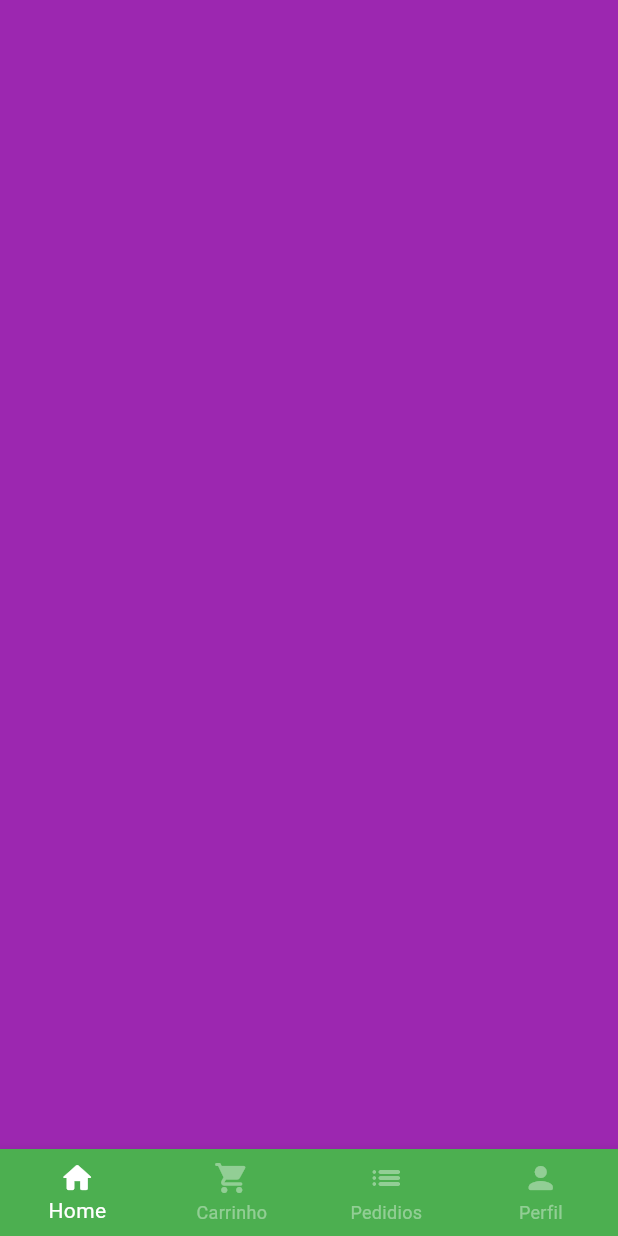
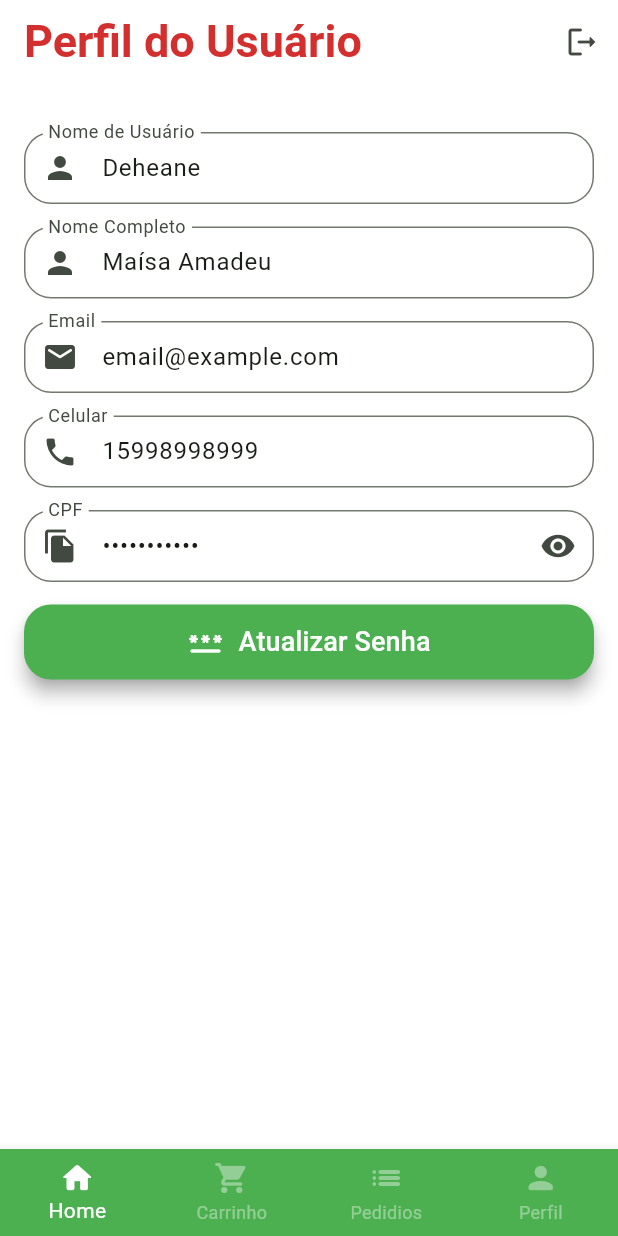
Before and after one commit to maisaamadeu/greengrocer, a Flutter app: the BaseScreen screen opened directly, swiped to page 4, on a phone screen of 412 x 824 dp. Run offline on Flutter 3.47's test engine with Material 2 defaults, Android fonts, the phone set to English and light mode, and no system bars; our stand-ins replace animated_text_kit, flutter_multi_formatter.

Commit message:
user screen finished

```diff
--- /dev/null
+++ b/lib/src/models/user_model.dart
@@ -0,0 +1,17 @@
+class UserModel {
+  final String fullName;
+  final String userName;
+  final String email;
+  final String phoneNumber;
+  final String cpf;
+  final String password;
+
+  UserModel({
+    required this.fullName,
+    required this.userName,
+    required this.email,
+    required this.phoneNumber,
+    required this.cpf,
+    required this.password,
+  });
+}
--- a/lib/src/screens/auth/sign_in_screen.dart
+++ b/lib/src/screens/auth/sign_in_screen.dart
@@ -1,7 +1,7 @@
 import 'package:animated_text_kit/animated_text_kit.dart';
 import 'package:flutter/material.dart';
 import 'package:greengrocer/src/screens/auth/sign_up_screen.dart';
-import 'package:greengrocer/src/screens/base/base_tab.dart';
+import 'package:greengrocer/src/screens/base/base_screen.dart';
 import 'package:greengrocer/src/shared/theme/app_colors.dart';
 import 'package:greengrocer/src/shared/widgets/custom_text_field_widget.dart';
 
--- a/lib/src/screens/base/base_tab.dart
+++ b/lib/src/screens/base/base_screen.dart
@@ -1,5 +1,6 @@
 import 'package:flutter/material.dart';
 import 'package:greengrocer/src/screens/home/home_tab.dart';
+import 'package:greengrocer/src/screens/profile/profile_tab.dart';
 import 'package:greengrocer/src/shared/cart/cart_tab.dart';
 
 class BaseScreen extends StatefulWidget {
@@ -25,9 +26,7 @@ class _BaseScreenState extends State<BaseScreen> {
           Container(
             color: Colors.blue,
           ),
-          Container(
-            color: Colors.purple,
-          )
+          ProfileTab(),
         ],
       ),
       bottomNavigationBar: BottomNavigationBar(
--- /dev/null
+++ b/lib/src/screens/profile/profile_tab.dart
@@ -0,0 +1,233 @@
+import 'package:flutter/material.dart';
+import 'package:flutter_multi_formatter/formatters/masked_input_formatter.dart';
+import 'package:flutter_multi_formatter/formatters/phone_input_formatter.dart';
+import 'package:greengrocer/src/models/user_model.dart';
+import 'package:greengrocer/src/shared/data/app_data.dart';
+import 'package:greengrocer/src/shared/theme/app_colors.dart';
+import 'package:greengrocer/src/shared/widgets/custom_elevated_button_widget.dart';
+import 'package:greengrocer/src/shared/widgets/custom_text_field_widget.dart';
+
+class ProfileTab extends StatefulWidget {
+  ProfileTab({super.key});
+
+  @override
+  State<ProfileTab> createState() => _ProfileTabState();
+}
+
+class _ProfileTabState extends State<ProfileTab> {
+  final UserModel _user = AppData().user;
+
+  final TextEditingController _emailController = TextEditingController();
+  final TextEditingController _fullNameController = TextEditingController();
+  final TextEditingController _userNameController = TextEditingController();
+  final TextEditingController _phoneNumberController = TextEditingController();
+  final TextEditingController _cpfController = TextEditingController();
+  final TextEditingController _oldPasswordController = TextEditingController();
+  final TextEditingController _oldPasswordConfirmController =
+      TextEditingController();
+  final TextEditingController _newPasswordController = TextEditingController();
+
+  bool isNotEqual = false;
+  bool isNotComplete1 = false;
+  bool isNotComplete2 = false;
+  bool isNotComplete3 = false;
+
+  @override
+  void initState() {
+    _emailController.value = TextEditingValue(text: _user.email);
+    _fullNameController.value = TextEditingValue(text: _user.fullName);
+    _phoneNumberController.value = TextEditingValue(text: _user.phoneNumber);
+    _cpfController.value = TextEditingValue(text: _user.cpf);
+    _userNameController.value = TextEditingValue(text: _user.userName);
+
+    super.initState();
+  }
+
+  @override
+  Widget build(BuildContext context) {
+    return Scaffold(
+      appBar: AppBar(
+        title: Text(
+          'Perfil do Usuário',
+          style: TextStyle(
+            fontSize: 30,
+            fontWeight: FontWeight.bold,
+            color: AppColors.customContrastColor,
+          ),
+        ),
+        backgroundColor: Colors.transparent,
+        scrolledUnderElevation: 0,
+        actions: [
+          IconButton(
+            icon: const Icon(
+              Icons.logout_rounded,
+            ),
+            onPressed: () {},
+          )
+        ],
+      ),
+      body: ListView(
+        physics: const BouncingScrollPhysics(),
+        padding: const EdgeInsets.fromLTRB(16, 32, 16, 16),
+        children: [
+          //USERNAME
+          CustomTextFieldWidget(
+            label: 'Nome de Usuário',
+            icon: Icons.person,
+            isSecret: false,
+            controller: _userNameController,
+            hintText: 'Ex: João123',
+            isReadOnly: true,
+          ),
+
+          //FULLNAME
+          CustomTextFieldWidget(
+            label: 'Nome Completo',
+            icon: Icons.person,
+            isSecret: false,
+            controller: _fullNameController,
+            hintText: 'Ex: João Silva',
+            isReadOnly: true,
+          ),
+
+          //EMAIL
+          CustomTextFieldWidget(
+            label: 'Email',
+            icon: Icons.email_rounded,
+            isSecret: false,
+            controller: _emailController,
+            hintText: 'Ex: joão@email.com',
+            isReadOnly: true,
+          ),
+
+          //PHONE NUMBER
+          CustomTextFieldWidget(
+            label: 'Celular',
+            icon: Icons.phone,
+            isSecret: false,
+            controller: _phoneNumberController,
+            hintText: 'Ex: (99) 99999-9999',
+            formatter: PhoneInputFormatter(
+              defaultCountryCode: 'BR',
+            ),
+            maxLength: 15,
+            keyboardType: const TextInputType.numberWithOptions(
+              decimal: false,
+              signed: false,
+            ),
+            isReadOnly: true,
+          ),
+
+          //CPF
+          CustomTextFieldWidget(
+            label: 'CPF',
+            icon: Icons.file_copy,
+            isSecret: true,
+            controller: _cpfController,
+            hintText: 'Ex: 999.999.999-99',
+            formatter: MaskedInputFormatter('###.###.###-##'),
+            maxLength: 14,
+            keyboardType: const TextInputType.numberWithOptions(
+              decimal: false,
+              signed: false,
+            ),
+            isReadOnly: true,
+          ),
+
+          //BUTTON FOR UPDATE PASSWORD
+          CustomElevatedButtonWidget(
+            height: 50,
+            backgroundColor: Colors.green,
+            title: 'Atualizar Senha',
+            hasIcon: true,
+            onPressed: () {
+              updatePassword(setStateFunction: () {
+                setState(() {});
+              });
+            },
+            width: double.infinity,
+            iconData: Icons.password_rounded,
+          ),
+        ],
+      ),
+    );
+  }
+
+  Future<bool?> updatePassword({required VoidCallback setStateFunction}) {
+    return showDialog(
+      context: context,
+      builder: (context) => Dialog(
+        child: Padding(
+          padding: const EdgeInsets.symmetric(horizontal: 12.0, vertical: 15),
+          child: Column(
+            crossAxisAlignment: CrossAxisAlignment.stretch,
+            mainAxisAlignment: MainAxisAlignment.center,
+            mainAxisSize: MainAxisSize.min,
+            children: [
+              //TITLE
+              Text(
+                'Atualização da Senha',
+                textAlign: TextAlign.center,
+                style: TextStyle(
+                  fontSize: 18,
+                  fontWeight: FontWeight.bold,
+                ),
+              ),
+
+              SizedBox(
+                height: 10,
+              ),
+
+              //OLD PASSWORD
+              CustomTextFieldWidget(
+                label: 'Senha Atual',
+                icon: Icons.lock_rounded,
+                isSecret: true,
+                controller: _oldPasswordController,
+                hintText: '',
+                hasErrorController: true,
+                hasError: isNotComplete1,
+                errorMessage: 'Não pode estar vazio',
+              ),
+
+              //CONFIRMER OLD PASSWORD
+              CustomTextFieldWidget(
+                label: 'Repita a Senha Atual',
+                icon: Icons.lock_outline_rounded,
+                isSecret: true,
+                controller: _oldPasswordConfirmController,
+                hintText: '',
+                hasErrorController: true,
+                hasError: isNotComplete2,
+                errorMessage: 'Não pode estar vazio',
+              ),
+
+              //NEW PASSWORD
+              CustomTextFieldWidget(
+                label: 'Nova Senha',
+                icon: Icons.lock_outline_rounded,
+                isSecret: true,
+                controller: _newPasswordController,
+                hintText: '',
+                hasErrorController: true,
+                hasError: isNotComplete3,
+                errorMessage: 'Não pode estar vazio',
+              ),
+
+              //BUTTON FOR UPDATE PASSWORD
+              CustomElevatedButtonWidget(
+                height: 50,
+                backgroundColor: Colors.green,
+                title: 'Atualizar',
+                hasIcon: true,
+                onPressed: () {},
+                width: double.infinity,
+                iconData: Icons.password_rounded,
+              ),
+            ],
+          ),
+        ),
+      ),
+    );
+  }
+}
--- a/lib/src/shared/cart/cart_tab.dart
+++ b/lib/src/shared/cart/cart_tab.dart
@@ -36,7 +36,14 @@ class _CartTabState extends State<CartTab> {
   Widget build(BuildContext context) {
     return Scaffold(
       appBar: AppBar(
-        title: const Text('Carrinho'),
+        title: Text(
+          'Carrinho',
+          style: TextStyle(
+            fontSize: 30,
+            fontWeight: FontWeight.bold,
+            color: AppColors.customContrastColor,
+          ),
+        ),
         backgroundColor: Colors.transparent,
         scrolledUnderElevation: 0,
       ),
--- a/lib/src/shared/data/app_data.dart
+++ b/lib/src/shared/data/app_data.dart
@@ -1,5 +1,6 @@
 import 'package:greengrocer/src/models/cart_item_model.dart';
 import 'package:greengrocer/src/models/item_model.dart';
+import 'package:greengrocer/src/models/user_model.dart';
 
 class AppData {
   ItemModel apple = ItemModel(
@@ -103,4 +104,13 @@ class AppData {
         CartItemModel(item: mango, quantity: 32),
         CartItemModel(item: papaya, quantity: 64),
       ];
+
+  UserModel user = UserModel(
+    fullName: 'Maísa Amadeu',
+    userName: 'Deheane',
+    phoneNumber: '15998998999',
+    email: 'email@example.com',
+    cpf: '12345678900',
+    password: '12345678',
+  );
 }
--- a/lib/src/shared/widgets/custom_text_field_widget.dart
+++ b/lib/src/shared/widgets/custom_text_field_widget.dart
@@ -11,7 +11,11 @@ class CustomTextFieldWidget extends StatefulWidget {
       this.autoCorrect = false,
       this.formatter,
       this.maxLength = 999,
-      this.keyboardType = TextInputType.text});
+      this.keyboardType = TextInputType.text,
+      this.isReadOnly = false,
+      this.hasErrorController = false,
+      this.errorMessage = '',
+      this.hasError = false});
 
   final String label;
   final IconData icon;
@@ -22,6 +26,10 @@ class CustomTextFieldWidget extends StatefulWidget {
   final dynamic formatter;
   final int maxLength;
   final TextInputType keyboardType;
+  final bool isReadOnly;
+  final bool hasErrorController;
+  final bool hasError;
+  final String errorMessage;
 
   @override
   State<CustomTextFieldWidget> createState() => _CustomTextFieldWidgetState();
@@ -41,11 +49,17 @@ class _CustomTextFieldWidgetState extends State<CustomTextFieldWidget> {
     return Padding(
       padding: const EdgeInsets.only(bottom: 15),
       child: TextFormField(
+        readOnly: widget.isReadOnly,
         keyboardType: widget.keyboardType,
         controller: widget.controller,
         obscureText: isObscure,
         autocorrect: widget.autoCorrect,
         decoration: InputDecoration(
+          errorText: widget.hasErrorController
+              ? widget.hasError
+                  ? widget.errorMessage
+                  : null
+              : null,
           counterText: '',
           hintText: widget.hintText,
           label: Text(widget.label),
```
